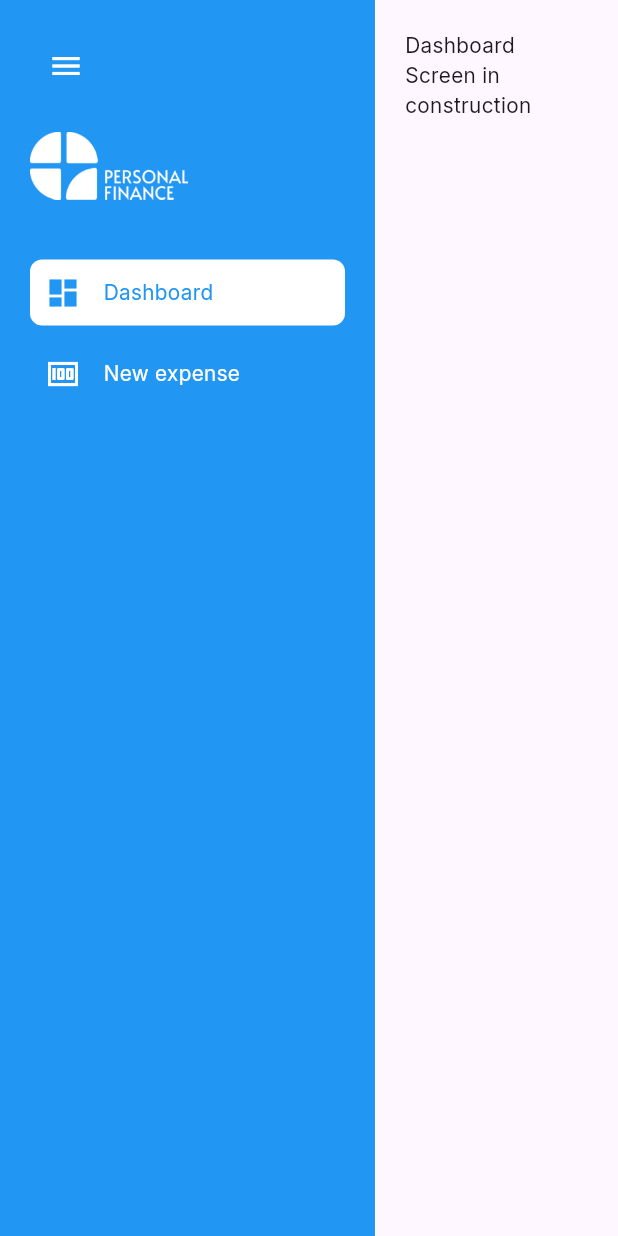
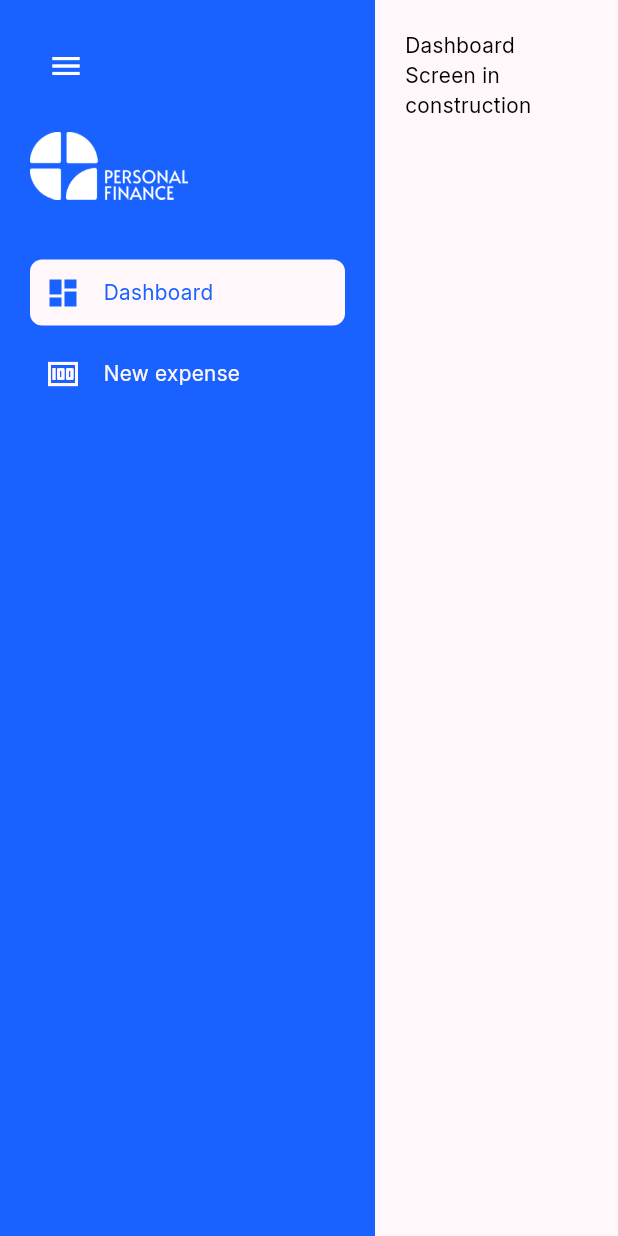
Before and after one commit to GDDario/personal-finance, a Flutter app: the screen it shows after launch, on a phone screen of 412 x 824 dp. Run offline on Flutter 3.47's test engine with Material 3 defaults, Android fonts, the phone set to English and light mode, and no system bars; our stand-ins replace go_router.

Commit message:
chore: apply theme data on app

```diff
--- a/lib/main.dart
+++ b/lib/main.dart
@@ -1,4 +1,5 @@
 import 'package:flutter/material.dart';
+import 'package:personal_finance/ui/core/themes/theme.dart';
 import 'routing/router.dart';
 
 void main() {
@@ -12,11 +13,7 @@ class MyApp extends StatelessWidget {
   Widget build(BuildContext context) {
     return MaterialApp.router(
       title: 'Flutter Demo',
-      theme: ThemeData(
-        colorScheme: ColorScheme.fromSeed(seedColor: Colors.deepPurple),
-        useMaterial3: true,
-        fontFamily: 'Inter',
-      ),
+      theme: AppTheme.lightTheme,
       routerConfig: router(),
     );
   }
--- a/lib/ui/core/themes/default_metrics.dart
+++ b/lib/ui/core/themes/default_metrics.dart
@@ -1,3 +1,12 @@
+import 'package:flutter/cupertino.dart';
+
 sealed class DefaultMetrics {
   static const double screenPadding = 20.0;
+  static const double borderRadius = 8.0;
+
+  static const BorderRadius roundedBorderRadius = BorderRadius.all(
+    Radius.circular(
+      DefaultMetrics.borderRadius,
+    ),
+  );
 }
--- a/lib/ui/core/ui/main_menu/widgets/main_menu.dart
+++ b/lib/ui/core/ui/main_menu/widgets/main_menu.dart
@@ -27,7 +27,7 @@ class MainMenu extends StatelessWidget {
     }
 
     return Container(
-      color: Colors.blue,
+      color: Theme.of(context).colorScheme.primary,
       child: AnimatedSize(
         duration: const Duration(milliseconds: 200),
         curve: Curves.linear,
@@ -40,13 +40,13 @@ class MainMenu extends StatelessWidget {
               crossAxisAlignment: CrossAxisAlignment.start,
               children: <Widget>[
                 IconButton(
-                  icon: Icon(
+                  icon: const Icon(
                     Icons.menu,
                     color: Colors.white,
                   ),
                   onPressed: viewModel.toggleExpanded,
                 ),
-                SizedBox(height: 20),
+                const SizedBox(height: 20),
                 Row(
                   crossAxisAlignment: CrossAxisAlignment.start,
                   mainAxisAlignment: MainAxisAlignment.spaceBetween,
@@ -54,8 +54,8 @@ class MainMenu extends StatelessWidget {
                     Expanded(child: imageAsset()),
                   ],
                 ),
-                SizedBox(height: 40),
-                Expanded(child: MenuItems()),
+                const SizedBox(height: 40),
+                const Expanded(child: MenuItems()),
               ],
             ),
           ),
--- a/lib/ui/core/ui/main_menu/widgets/menu_items.dart
+++ b/lib/ui/core/ui/main_menu/widgets/menu_items.dart
@@ -3,6 +3,7 @@ import 'package:go_router/go_router.dart';
 import 'package:provider/provider.dart';
 import 'package:personal_finance/ui/core/ui/main_menu/view_models/main_menu_viewmodel.dart';
 import 'package:personal_finance/routing/routes.dart';
+import 'package:personal_finance/ui/core/themes/default_metrics.dart';
 
 class MenuItems extends StatelessWidget {
   const MenuItems({super.key});
@@ -42,27 +43,30 @@ class _MenuItem extends StatelessWidget {
   Widget build(BuildContext context) {
     final expanded = context.watch<MainMenuViewModel>().expanded;
     final isSelected = GoRouterState.of(context).uri.toString() == route;
-    final textColor = isSelected ? Colors.blue : Colors.white;
-    final bgColor = isSelected ? Colors.white : Colors.transparent;
+    final textColor = isSelected
+        ? Theme.of(context).colorScheme.primary
+        : Theme.of(context).colorScheme.onPrimary;
+    final bgColor = isSelected
+        ? Theme.of(context).colorScheme.onPrimary
+        : Colors.transparent;
 
     return Material(
       shape: const RoundedRectangleBorder(
-        borderRadius: BorderRadius.all(
-          Radius.circular(8),
-        ),
+        borderRadius: DefaultMetrics.roundedBorderRadius,
       ),
       color: bgColor,
       child: InkWell(
+        borderRadius: DefaultMetrics.roundedBorderRadius,
         onTap: () => context.go(route),
         child: Padding(
-          padding: EdgeInsets.all(10.0),
+          padding: const EdgeInsets.all(10.0),
           child: Row(
             children: [
               Icon(icon, color: textColor),
               if (expanded)
                 Row(
                   children: [
-                    SizedBox(width: 15.0),
+                    const SizedBox(width: 15.0),
                     Text(
                       title,
                       style: TextStyle(
```
Also changed, not shown: lib/ui/core/themes/colors.dart (+2 -14 lines), lib/ui/core/themes/theme.dart (+3 -8 lines).
